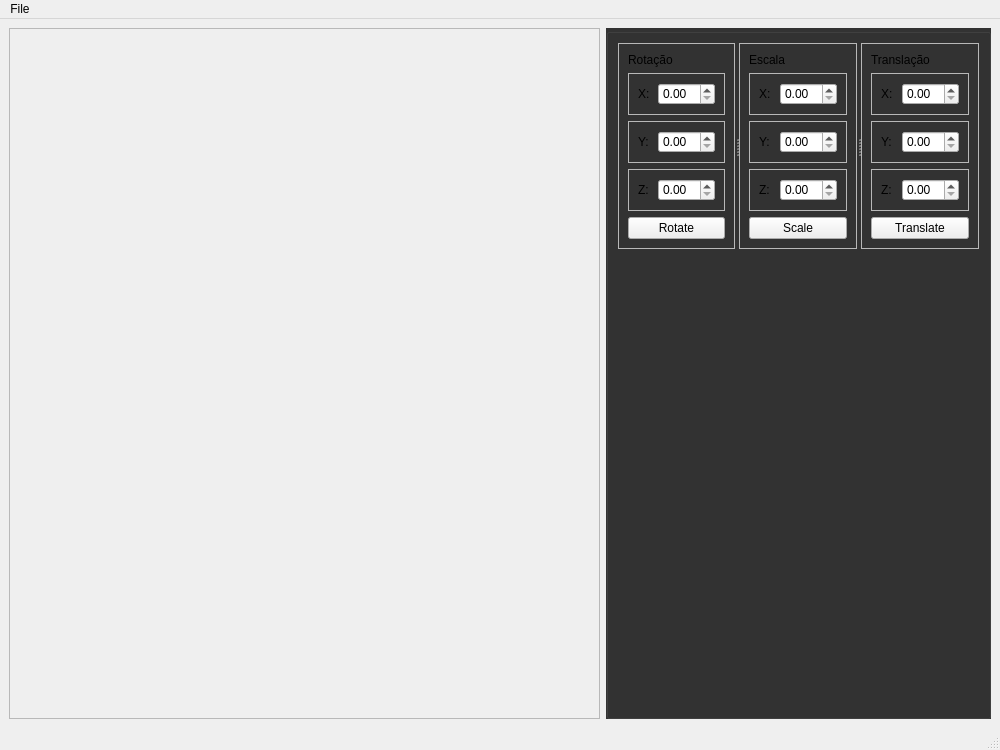
Old version of the form mainwindow.ui in the repository rafinha285/CG.
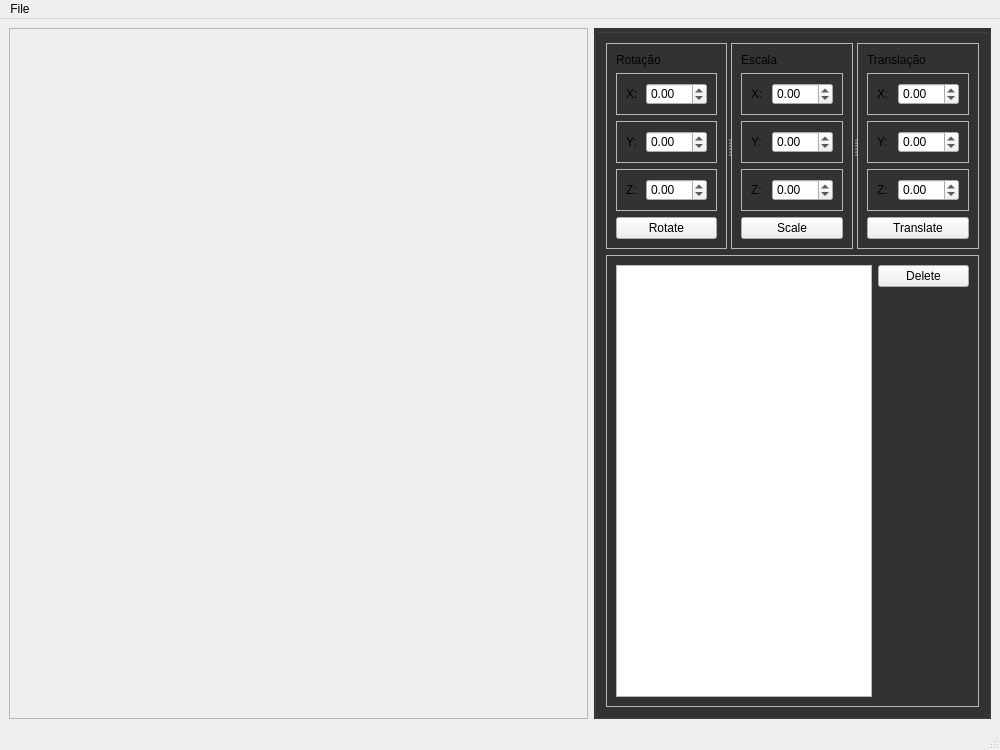
New version of the form.

Diff of the .ui file:
```diff
--- a/mainwindow.ui
+++ b/mainwindow.ui
@@ -101,7 +101,11 @@
                </widget>
               </item>
               <item>
-               <widget class="QDoubleSpinBox" name="xRotationValue"/>
+               <widget class="QDoubleSpinBox" name="xRotationValue">
+                <property name="minimum">
+                 <double>-99.000000000000000</double>
+                </property>
+               </widget>
               </item>
              </layout>
             </widget>
@@ -135,7 +139,11 @@
                </widget>
               </item>
               <item>
-               <widget class="QDoubleSpinBox" name="yRotatinoValue"/>
+               <widget class="QDoubleSpinBox" name="yRotatinoValue">
+                <property name="minimum">
+                 <double>-99.000000000000000</double>
+                </property>
+               </widget>
               </item>
              </layout>
             </widget>
@@ -169,7 +177,11 @@
                </widget>
               </item>
               <item>
-               <widget class="QDoubleSpinBox" name="zRotationValue"/>
+               <widget class="QDoubleSpinBox" name="zRotationValue">
+                <property name="minimum">
+                 <double>-99.000000000000000</double>
+                </property>
+               </widget>
               </item>
              </layout>
             </widget>
@@ -233,7 +245,11 @@
                </widget>
               </item>
               <item>
-               <widget class="QDoubleSpinBox" name="xScaleValue"/>
+               <widget class="QDoubleSpinBox" name="xScaleValue">
+                <property name="minimum">
+                 <double>-99.000000000000000</double>
+                </property>
+               </widget>
               </item>
              </layout>
             </widget>
@@ -267,7 +283,11 @@
                </widget>
               </item>
               <item>
-               <widget class="QDoubleSpinBox" name="yScaleValue"/>
+               <widget class="QDoubleSpinBox" name="yScaleValue">
+                <property name="minimum">
+                 <double>-99.000000000000000</double>
+                </property>
+               </widget>
               </item>
              </layout>
             </widget>
@@ -301,7 +321,11 @@
                </widget>
               </item>
               <item>
-               <widget class="QDoubleSpinBox" name="zScaleValue"/>
+               <widget class="QDoubleSpinBox" name="zScaleValue">
+                <property name="minimum">
+                 <double>-99.000000000000000</double>
+                </property>
+               </widget>
               </item>
              </layout>
             </widget>
@@ -368,7 +392,11 @@
                </widget>
               </item>
               <item>
-               <widget class="QDoubleSpinBox" name="xTranslationValue"/>
+               <widget class="QDoubleSpinBox" name="xTranslationValue">
+                <property name="minimum">
+                 <double>-99.000000000000000</double>
+                </property>
+               </widget>
               </item>
              </layout>
             </widget>
@@ -396,7 +424,11 @@
                </widget>
               </item>
               <item>
-               <widget class="QDoubleSpinBox" name="yTranslationValue"/>
+               <widget class="QDoubleSpinBox" name="yTranslationValue">
+                <property name="minimum">
+                 <double>-99.000000000000000</double>
+                </property>
+               </widget>
               </item>
              </layout>
             </widget>
@@ -424,7 +456,11 @@
                </widget>
               </item>
               <item>
-               <widget class="QDoubleSpinBox" name="zTranslationValue"/>
+               <widget class="QDoubleSpinBox" name="zTranslationValue">
+                <property name="minimum">
+                 <double>-99.000000000000000</double>
+                </property>
+               </widget>
               </item>
              </layout>
             </widget>
@@ -441,17 +477,33 @@
         </widget>
        </item>
        <item>
-        <spacer name="verticalSpacer">
-         <property name="orientation">
-          <enum>Qt::Orientation::Vertical</enum>
+        <widget class="QFrame" name="frame">
+         <property name="frameShape">
+          <enum>QFrame::Shape::StyledPanel</enum>
          </property>
-         <property name="sizeHint" stdset="0">
-          <size>
-           <width>20</width>
-           <height>537</height>
-          </size>
+         <property name="frameShadow">
+          <enum>QFrame::Shadow::Raised</enum>
          </property>
-        </spacer>
+         <layout class="QHBoxLayout" name="horizontalLayout_11">
+          <item>
+           <widget class="QListWidget" name="mainObjectList">
+            <property name="sizePolicy">
+             <sizepolicy hsizetype="Maximum" vsizetype="MinimumExpanding">
+              <horstretch>0</horstretch>
+              <verstretch>0</verstretch>
+             </sizepolicy>
+            </property>
+           </widget>
+          </item>
+          <item alignment="Qt::AlignmentFlag::AlignTop">
+           <widget class="QPushButton" name="pushButton_2">
+            <property name="text">
+             <string>Delete</string>
+            </property>
+           </widget>
+          </item>
+         </layout>
+        </widget>
        </item>
       </layout>
      </widget>
```
